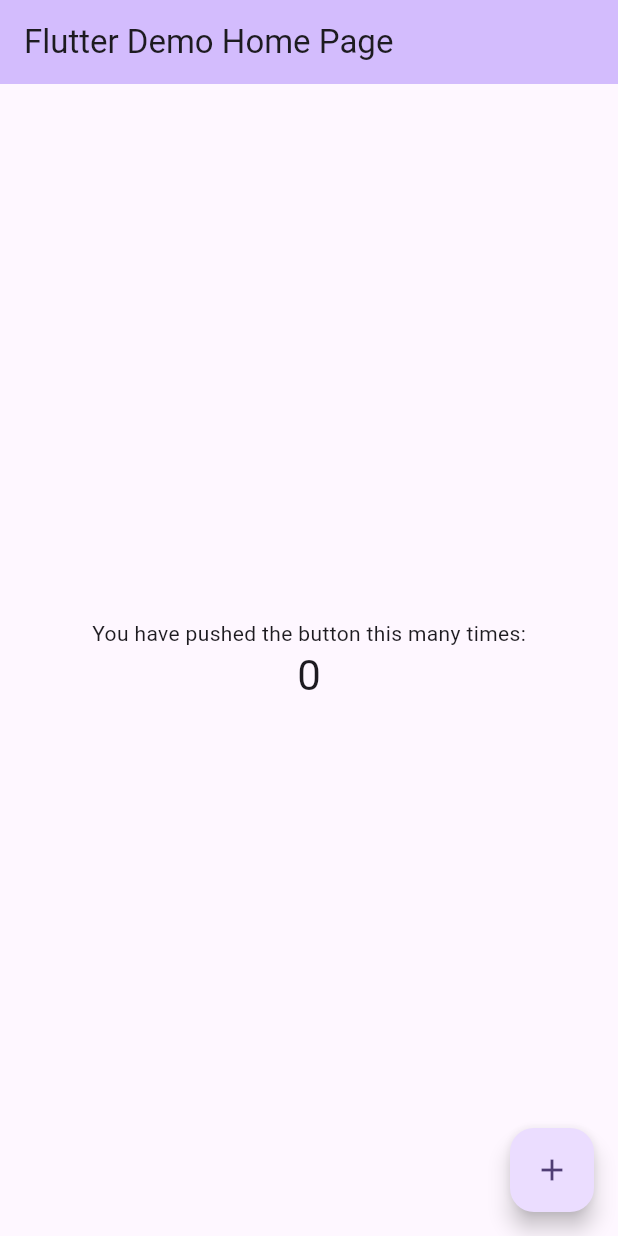
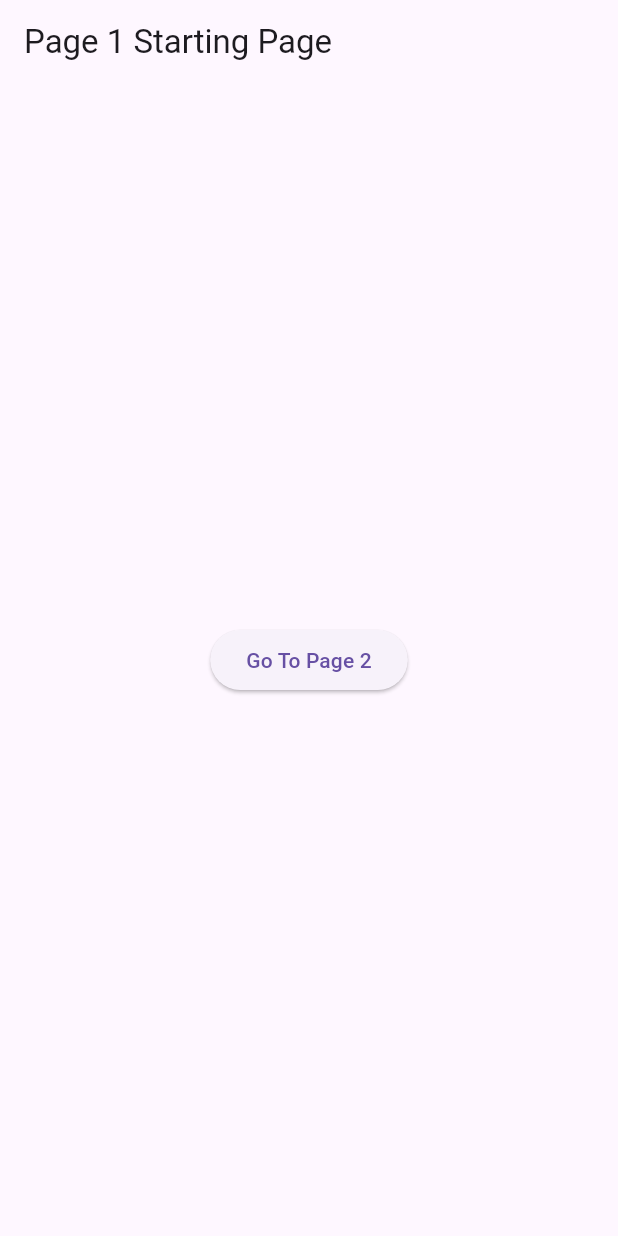
Before and after one commit to healthph/healthph-mobile, a Flutter app: the screen it shows after launch, on a phone screen of 412 x 824 dp. Run offline on Flutter 3.47's test engine with Material 3 defaults, Android fonts, the phone set to English and light mode, and no system bars.

Commit message:
Added 3 pages

```diff
--- a/lib/main.dart
+++ b/lib/main.dart
@@ -1,4 +1,7 @@
 import 'package:flutter/material.dart';
+import 'package:healthph_mobile/page_one.dart';
+import 'package:healthph_mobile/page_three.dart';
+import 'package:healthph_mobile/page_two.dart';
 
 void main() {
   runApp(const MyApp());
@@ -11,27 +14,13 @@
   @override
   Widget build(BuildContext context) {
     return MaterialApp(
-      title: 'Flutter Demo',
-      theme: ThemeData(
-        // This is the theme of your application.
-        //
-        // TRY THIS: Try running your application with "flutter run". You'll see
-        // the application has a purple toolbar. Then, without quitting the app,
-        // try changing the seedColor in the colorScheme below to Colors.green
-        // and then invoke "hot reload" (save your changes or press the "hot
-        // reload" button in a Flutter-supported IDE, or press "r" if you used
-        // the command line to start the app).
-        //
-        // Notice that the counter didn't reset back to zero; the application
-        // state is not lost during the reload. To reset the state, use hot
-        // restart instead.
-        //
-        // This works for code too, not just values: Most code changes can be
-        // tested with just a hot reload.
-        colorScheme: ColorScheme.fromSeed(seedColor: Colors.deepPurple),
-        useMaterial3: true,
-      ),
-      home: const MyHomePage(title: 'Flutter Demo Home Page'),
+      debugShowCheckedModeBanner: false,
+      theme: ThemeData(primarySwatch: Colors.deepPurple),
+      home: const PageOne(),
+      routes: {
+        '/page_two': (context) => const PageTwo(),
+        '/page_three': (context) => const PageThree()
+      },
     );
   }
 }
--- /dev/null
+++ b/lib/page_one.dart
@@ -0,0 +1,20 @@
+import 'package:flutter/material.dart';
+
+class PageOne extends StatelessWidget {
+  const PageOne({super.key});
+
+  @override
+  Widget build(BuildContext context) {
+    return Scaffold(
+      appBar: AppBar(title: const Text("Page 1 Starting Page")),
+      body: Center(
+        child: ElevatedButton(
+          child: const Text("Go To Page 2"),
+          onPressed: () {
+            Navigator.pushNamed(context, '/page_two');
+          },
+        ),
+      ),
+    );
+  }
+}
--- /dev/null
+++ b/lib/page_three.dart
@@ -0,0 +1,20 @@
+import 'package:flutter/material.dart';
+
+class PageThree extends StatelessWidget {
+  const PageThree({super.key});
+
+  @override
+  Widget build(BuildContext context) {
+    return Scaffold(
+      appBar: AppBar(title: const Text("Page 3")),
+      body: Center(
+        child: ElevatedButton(
+          child: const Text("Go Back To Page 2"),
+          onPressed: () {
+            Navigator.pushNamed(context, '/page_two');
+          },
+        ),
+      ),
+    );
+  }
+}
--- /dev/null
+++ b/lib/page_two.dart
@@ -0,0 +1,20 @@
+import 'package:flutter/material.dart';
+
+class PageTwo extends StatelessWidget {
+  const PageTwo({super.key});
+
+  @override
+  Widget build(BuildContext context) {
+    return Scaffold(
+      appBar: AppBar(title: const Text("Page 2")),
+      body: Center(
+        child: ElevatedButton(
+          child: const Text("Go To Page 3"),
+          onPressed: () {
+            Navigator.pushNamed(context, '/page_three');
+          },
+        ),
+      ),
+    );
+  }
+}
```
